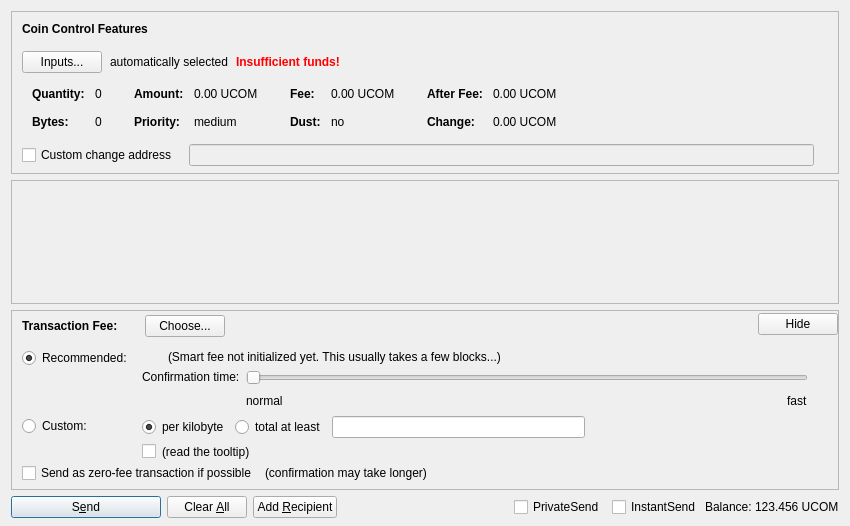
Before: the Qt Designer form src/qt/forms/sendcoinsdialog.ui in GabitJunior/kzcash, drawn with Qt 5.
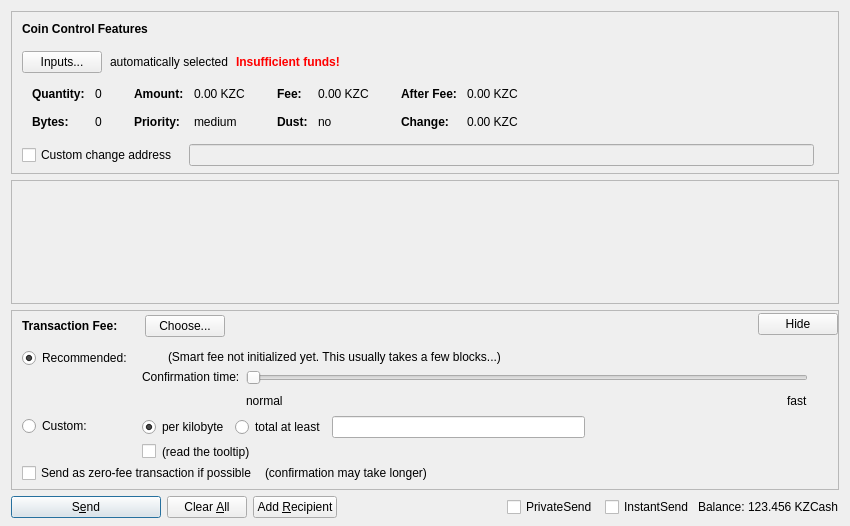
After: the same form once the commit is applied. Custom widgets are drawn as their Qt base class.

Commit message: Release KZCash, v0.1.9.1

```diff
--- a/src/qt/forms/sendcoinsdialog.ui
+++ b/src/qt/forms/sendcoinsdialog.ui
@@ -324,7 +324,7 @@
                   <enum>Qt::ActionsContextMenu</enum>
                  </property>
                  <property name="text">
-                  <string notr="true">0.00 UCOM</string>
+                  <string notr="true">0.00 KZC</string>
                  </property>
                  <property name="textInteractionFlags">
                   <set>Qt::LinksAccessibleByMouse|Qt::TextSelectableByKeyboard|Qt::TextSelectableByMouse</set>
@@ -404,7 +404,7 @@
                   <enum>Qt::ActionsContextMenu</enum>
                  </property>
                  <property name="text">
-                  <string notr="true">0.00 UCOM</string>
+                  <string notr="true">0.00 KZC</string>
                  </property>
                  <property name="textInteractionFlags">
                   <set>Qt::LinksAccessibleByMouse|Qt::TextSelectableByKeyboard|Qt::TextSelectableByMouse</set>
@@ -484,7 +484,7 @@
                   <enum>Qt::ActionsContextMenu</enum>
                  </property>
                  <property name="text">
-                  <string notr="true">0.00 UCOM</string>
+                  <string notr="true">0.00 KZC</string>
                  </property>
                  <property name="textInteractionFlags">
                   <set>Qt::LinksAccessibleByMouse|Qt::TextSelectableByKeyboard|Qt::TextSelectableByMouse</set>
@@ -513,7 +513,7 @@
                   <enum>Qt::ActionsContextMenu</enum>
                  </property>
                  <property name="text">
-                  <string notr="true">0.00 UCOM</string>
+                  <string notr="true">0.00 KZC</string>
                  </property>
                  <property name="textInteractionFlags">
                   <set>Qt::LinksAccessibleByMouse|Qt::TextSelectableByKeyboard|Qt::TextSelectableByMouse</set>
@@ -1366,7 +1366,7 @@
           <cursorShape>IBeamCursor</cursorShape>
          </property>
          <property name="text">
-          <string notr="true">123.456 UCOM</string>
+          <string notr="true">123.456 KZCash</string>
          </property>
          <property name="textInteractionFlags">
           <set>Qt::LinksAccessibleByMouse|Qt::TextSelectableByKeyboard|Qt::TextSelectableByMouse</set>
```
Left out of the diff: 6 changed lines with no effect on the pictures. The commit also changes 470 other files.
